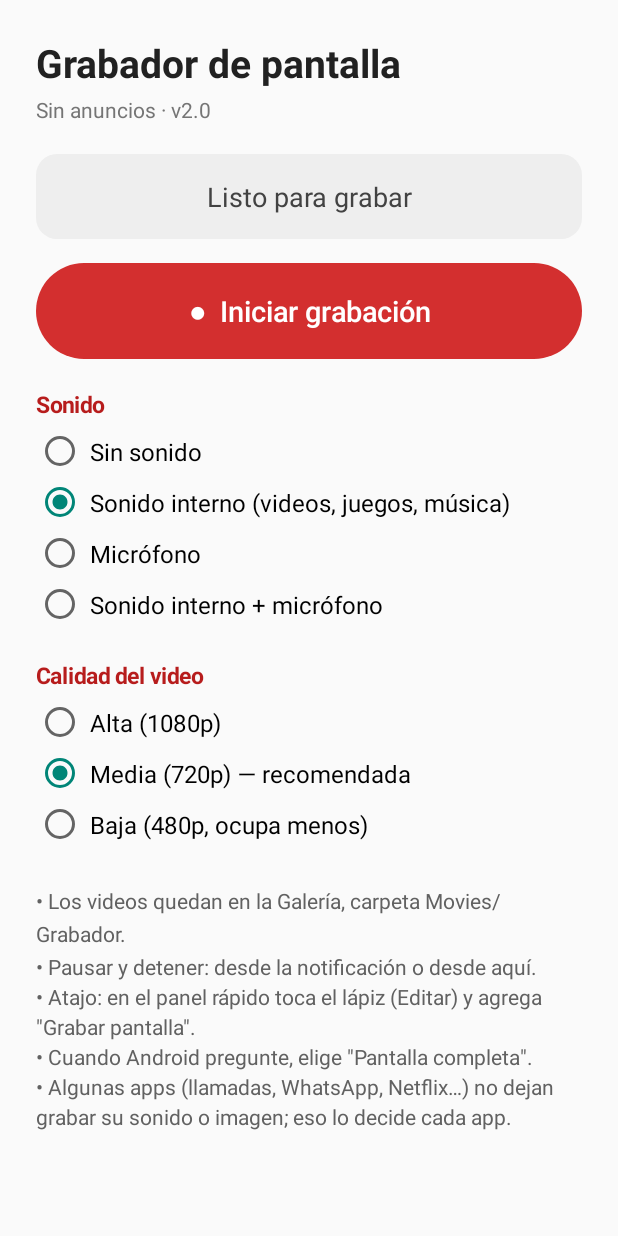
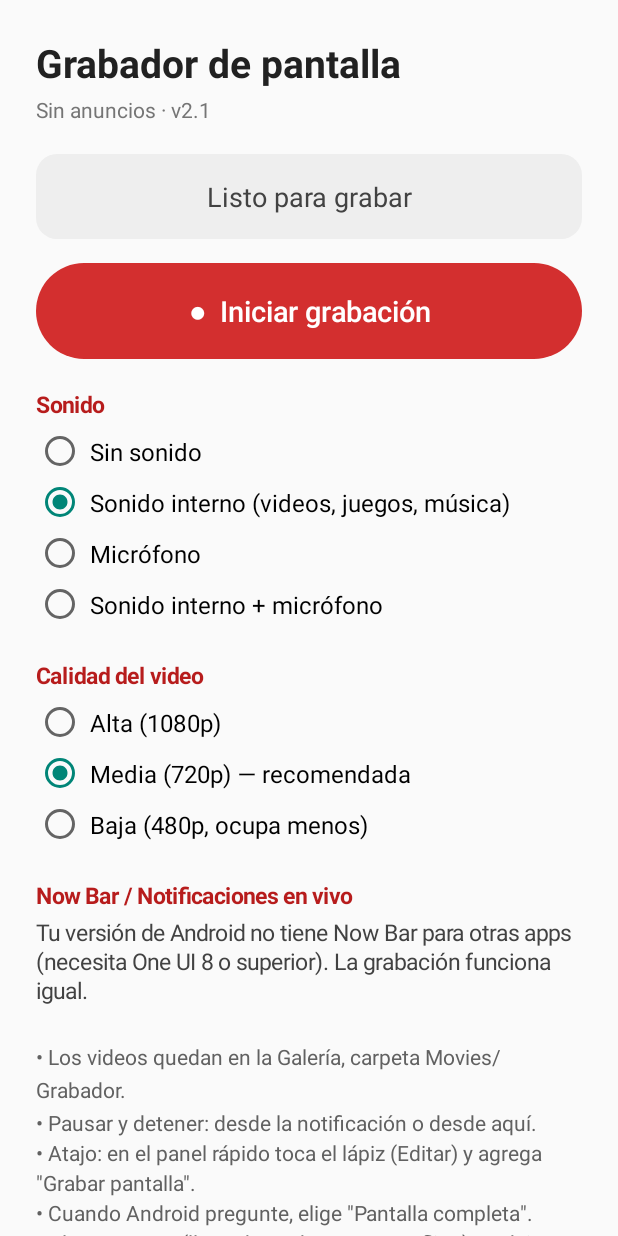
Before and after one commit to Pbernal30980/GrabadorDePantallaA15, an Android app: the screen it shows after launch (MainActivity), on a phone screen of 412 x 824 dp. Run offline under Robolectric (Android 15) with nearby library versions, the phone set to English and light mode, and no system bars; 1 statement that could not run was skipped.

Commit message:
v2.1: Live Updates / Now Bar (One UI 8.x y 9), target SDK 36
Co-Authored-By: Claude Opus 5.5 <noreply@anthropic.com>
Claude-Session: https://claude.ai/code/session_01MgW2hELH7p3655n5ZtT8tu

```diff
--- a/app/src/main/AndroidManifest.xml
+++ b/app/src/main/AndroidManifest.xml
@@ -6,6 +6,7 @@
     <uses-permission android:name="android.permission.FOREGROUND_SERVICE_MEDIA_PROJECTION" />
     <uses-permission android:name="android.permission.FOREGROUND_SERVICE_MICROPHONE" />
     <uses-permission android:name="android.permission.POST_NOTIFICATIONS" />
+    <uses-permission android:name="android.permission.POST_PROMOTED_NOTIFICATIONS" />
 
     <application
         android:label="@string/app_name"
--- a/app/src/main/java/com/pedro/grabador/MainActivity.java
+++ b/app/src/main/java/com/pedro/grabador/MainActivity.java
@@ -39,6 +39,8 @@ public class MainActivity extends Activity {
     private TextView status;
     private Button mainButton, pauseButton;
     private RadioGroup qualityGroup, audioGroup;
+    private TextView liveStatus;
+    private Button liveButton;
     private final Handler handler = new Handler(Looper.getMainLooper());
     private final Runnable ticker = new Runnable() {
         @Override public void run() { refresh(); handler.postDelayed(this, 500); }
@@ -106,7 +108,7 @@ public class MainActivity extends Activity {
         root.addView(title);
 
         TextView sub = new TextView(this);
-        sub.setText("Sin anuncios · v2.0");
+        sub.setText("Sin anuncios · v2.1");
         sub.setTextColor(Color.parseColor("#757575"));
         sub.setPadding(0, dp(4), 0, dp(20));
         root.addView(sub);
@@ -150,6 +152,28 @@ public class MainActivity extends Activity {
                 "Media (720p) — recomendada",
                 "Baja (480p, ocupa menos)"}, 100, prefs.getInt("calidad", 1), "calidad");
         root.addView(qualityGroup);
+
+        root.addView(section("Now Bar / Notificaciones en vivo"));
+        liveStatus = new TextView(this);
+        liveStatus.setTextSize(15);
+        liveStatus.setTextColor(Color.parseColor("#424242"));
+        liveStatus.setLineSpacing(dp(2), 1f);
+        root.addView(liveStatus);
+        liveButton = new Button(this);
+        liveButton.setAllCaps(false);
+        liveButton.setTextSize(15);
+        liveButton.setTextColor(Color.parseColor("#B71C1C"));
+        liveButton.setText("Abrir ajustes de notificaciones en vivo");
+        GradientDrawable lbg = new GradientDrawable();
+        lbg.setCornerRadius(dp(22));
+        lbg.setStroke(dp(2), Color.parseColor("#D32F2F"));
+        lbg.setColor(Color.TRANSPARENT);
+        liveButton.setBackground(lbg);
+        liveButton.setStateListAnimator(null);
+        LinearLayout.LayoutParams llp = new LinearLayout.LayoutParams(ViewGroup.LayoutParams.MATCH_PARENT, dp(46));
+        llp.topMargin = dp(8);
+        root.addView(liveButton, llp);
+        liveButton.setOnClickListener(v -> LiveUpdate.openSettings(this));
 
         TextView help = new TextView(this);
         help.setText("• Los videos quedan en la Galería, carpeta Movies/Grabador.\n"
@@ -223,8 +247,31 @@ public class MainActivity extends Activity {
             status.setText(RecorderService.lastMessage != null ? RecorderService.lastMessage : "Listo para grabar");
             status.setTextColor(Color.parseColor("#424242"));
         }
+        refreshLive(rec);
         for (RadioGroup g : new RadioGroup[]{qualityGroup, audioGroup})
             for (int i = 0; i < g.getChildCount(); i++) g.getChildAt(i).setEnabled(!rec);
+    }
+
+    private void refreshLive(boolean rec) {
+        if (!LiveUpdate.supported()) {
+            liveStatus.setText("Tu versión de Android no tiene Now Bar para otras apps (necesita One UI 8 o superior). La grabación funciona igual.");
+            liveButton.setVisibility(android.view.View.GONE);
+            return;
+        }
+        Boolean allowed = LiveUpdate.canPost(this);
+        Boolean active = RecorderService.liveActive;
+        StringBuilder t = new StringBuilder();
+        if (Boolean.FALSE.equals(allowed)) {
+            t.append("⚠️ Las notificaciones en vivo están desactivadas para esta app. Actívalas para ver la grabación en la Now Bar y en la barra de estado.");
+        } else if (rec && Boolean.TRUE.equals(active)) {
+            t.append("✅ La grabación se está mostrando en la Now Bar y como chip en la barra de estado.");
+        } else if (rec && Boolean.FALSE.equals(active)) {
+            t.append("La grabación no quedó como notificación en vivo. Revisa en Ajustes › Notificaciones › Notificaciones en vivo que \"Grabador\" esté activado.");
+        } else {
+            t.append("Cuando grabes, el tiempo y los botones Pausar/Detener aparecen en la Now Bar (pantalla de bloqueo) y en la barra de estado.");
+        }
+        liveStatus.setText(t);
+        liveButton.setVisibility(android.view.View.VISIBLE);
     }
 
     private void sendToService(String action) {
--- a/build.gradle
+++ b/build.gradle
@@ -1,3 +1,3 @@
 plugins {
-    id 'com.android.application' version '8.7.3' apply false
+    id 'com.android.application' version '8.10.1' apply false
 }
```
Also changed, not shown: app/build.gradle (+4 -4 lines), app/src/main/java/com/pedro/grabador/LiveUpdate.java (added, +121 -0 lines), app/src/main/java/com/pedro/grabador/RecorderService.java (+20 -6 lines), 1 other file.
